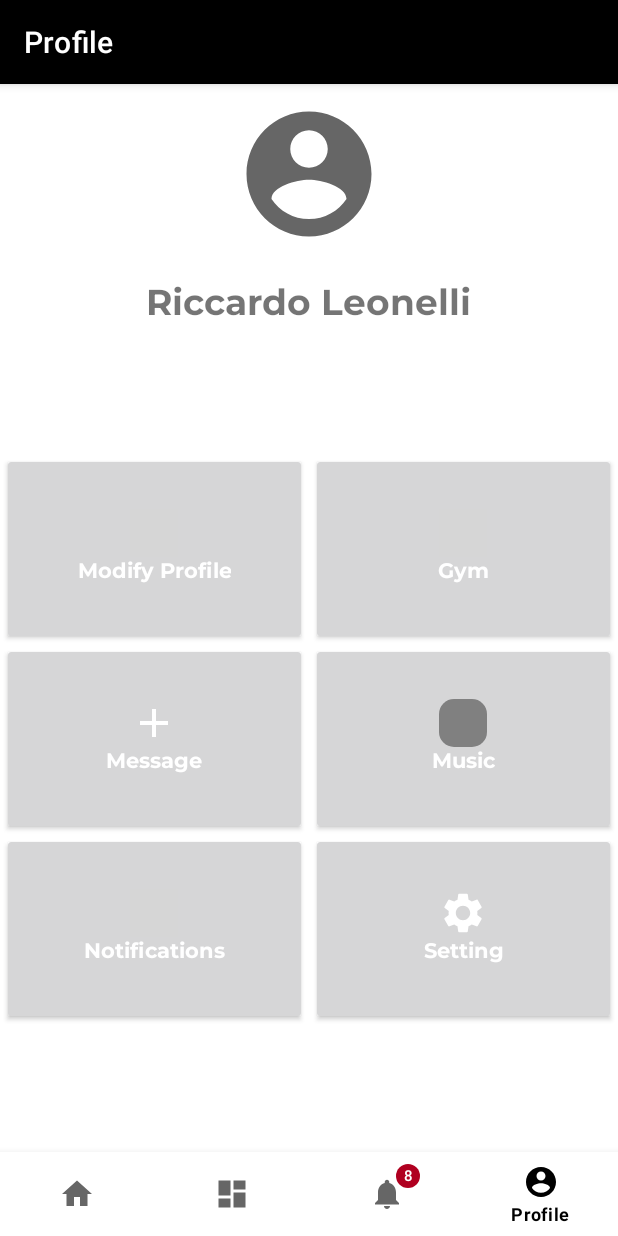
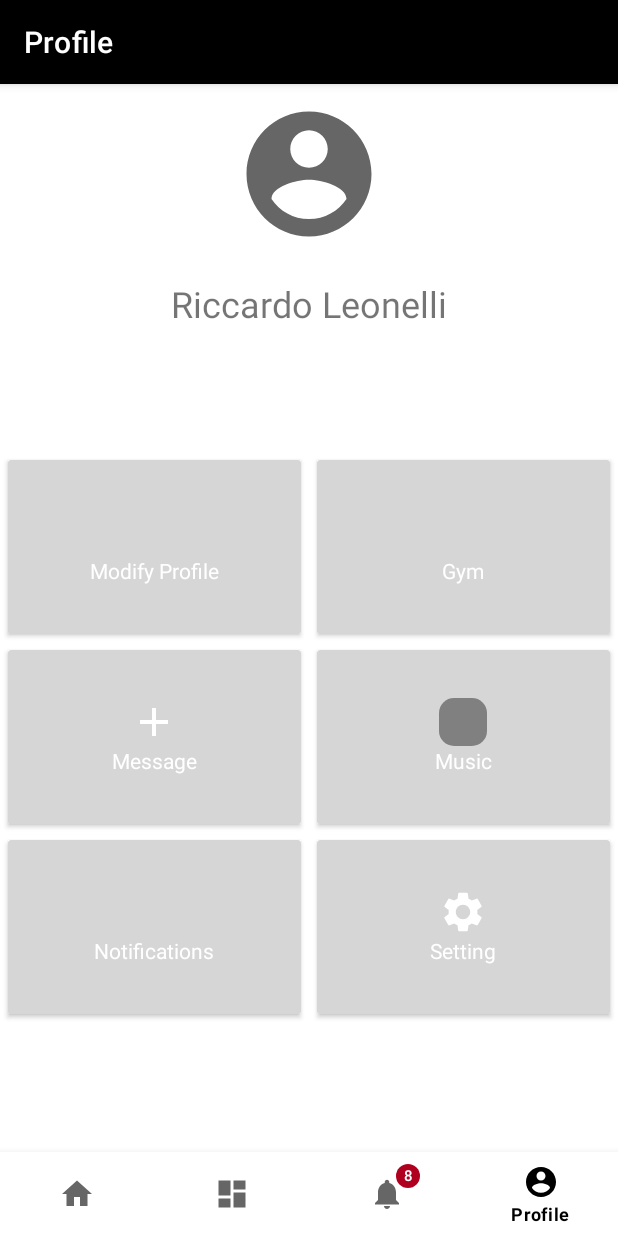
Before and after one commit to RiccardoLeonelli2000/MobileProject, an Android app: the screen it shows after launch (MainActivity), item 4 of the bottom bar chosen, on a phone screen of 412 x 824 dp. Run offline under Robolectric (Android 15) with nearby library versions, the phone set to English and light mode, and no system bars; our stand-ins replace CircleImageView; grey boxes are pictures that could not be loaded.

Commit message:
layout profile

```diff
--- a/app/src/main/res/layout/profile.xml
+++ b/app/src/main/res/layout/profile.xml
@@ -23,7 +23,6 @@
         android:layout_width="wrap_content"
         android:layout_height="wrap_content"
         android:layout_marginTop="20dp"
-        android:fontFamily="@font/montserrat_bold"
         android:text="Riccardo Leonelli"
         android:textSize="24sp"
         app:layout_constraintEnd_toEndOf="parent"
@@ -72,7 +71,6 @@
                         android:layout_width="wrap_content"
                         android:layout_height="wrap_content"
                         android:layout_gravity="center"
-                        android:fontFamily="@font/montserrat_bold"
                         android:text="Modify Profile"
                         android:textAlignment="center"
                         android:textColor="@color/white" />
@@ -105,7 +103,6 @@
                         android:layout_width="wrap_content"
                         android:layout_height="wrap_content"
                         android:layout_gravity="center"
-                        android:fontFamily="@font/montserrat_bold"
                         android:text="Gym"
                         android:textAlignment="center"
                         android:textColor="@color/white" />
@@ -146,7 +143,6 @@
                         android:layout_width="wrap_content"
                         android:layout_height="wrap_content"
                         android:layout_gravity="center"
-                        android:fontFamily="@font/montserrat_bold"
                         android:text="Message"
                         android:textAlignment="center"
                         android:textColor="@color/white" />
@@ -179,7 +175,6 @@
                         android:layout_width="wrap_content"
                         android:layout_height="wrap_content"
                         android:layout_gravity="center"
-                        android:fontFamily="@font/montserrat_bold"
                         android:text="Music"
                         android:textAlignment="center"
                         android:textColor="@color/white" />
@@ -220,7 +215,6 @@
                         android:layout_width="wrap_content"
                         android:layout_height="wrap_content"
                         android:layout_gravity="center"
-                        android:fontFamily="@font/montserrat_bold"
                         android:text="Notifications"
                         android:textAlignment="center"
                         android:textColor="@color/white" />
@@ -253,7 +247,6 @@
                         android:layout_width="wrap_content"
                         android:layout_height="wrap_content"
                         android:layout_gravity="center"
-                        android:fontFamily="@font/montserrat_bold"
                         android:text="Setting"
                         android:textAlignment="center"
                         android:textColor="@color/white" />
```
